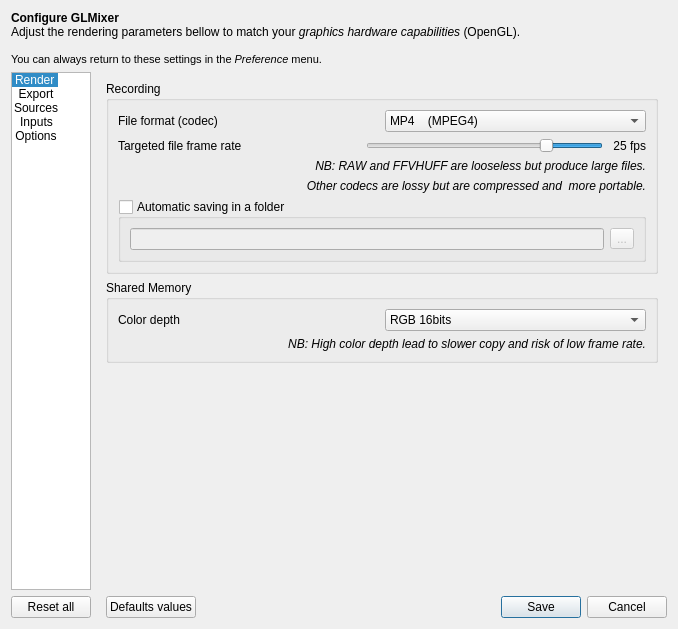
The window that src/UserPreferencesDialog.ui (markus-wa/glmixer-mirror) describes before a commit, drawn with Qt 5.
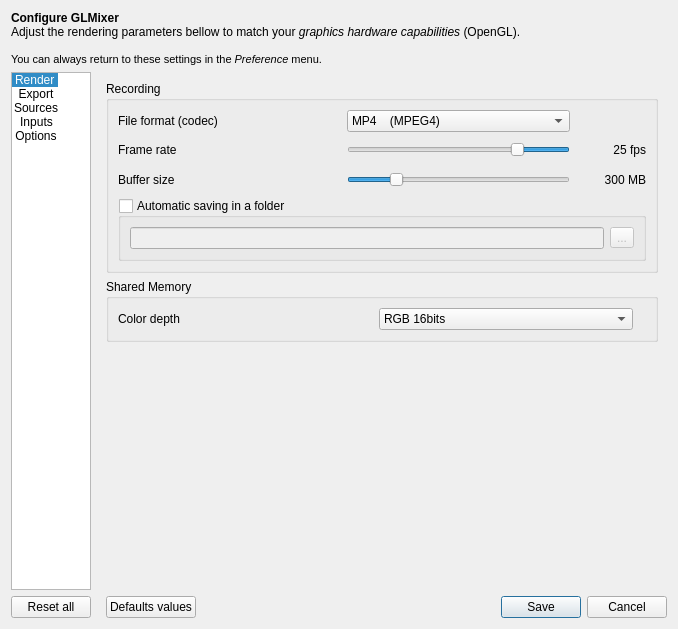
The same window after the commit. The open tabs and pages were chosen to show the change. Icons and pictures are not drawn. Custom widgets are drawn as their Qt base class.

Commit message: Implementation of user configuration of the recording buffer size.

```diff
--- a/src/UserPreferencesDialog.ui
+++ b/src/UserPreferencesDialog.ui
@@ -782,8 +782,8 @@
              </property>
              <layout class="QVBoxLayout" name="verticalLayout_10">
               <item>
-               <layout class="QHBoxLayout" name="horizontalLayout_4">
-                <item>
+               <layout class="QGridLayout" name="gridLayout_3">
+                <item row="0" column="0">
                  <widget class="QLabel" name="label_5">
                   <property name="text">
                    <string>File format (codec)</string>
@@ -793,7 +793,7 @@
                   </property>
                  </widget>
                 </item>
-                <item>
+                <item row="0" column="1">
                  <widget class="QComboBox" name="recordingFormatSelection">
                   <property name="toolTip">
                    <string>Select the recording Codec</string>
@@ -838,30 +838,60 @@
                   </item>
                  </widget>
                 </item>
-               </layout>
-              </item>
-              <item>
-               <layout class="QHBoxLayout" name="horizontalLayoutFPS">
-                <property name="spacing">
-                 <number>10</number>
-                </property>
-                <item>
+                <item row="0" column="2">
+                 <widget class="QLabel" name="label_17">
+                  <property name="enabled">
+                   <bool>true</bool>
+                  </property>
+                  <property name="sizePolicy">
+                   <sizepolicy hsizetype="Fixed" vsizetype="Preferred">
+                    <horstretch>0</horstretch>
+                    <verstretch>0</verstretch>
+                   </sizepolicy>
+                  </property>
+                  <property name="toolTip">
+                   <string>&lt;html&gt;&lt;head/&gt;&lt;body&gt;&lt;p&gt;RAW and FFVHUFF are looseless but produce large files (slower).&lt;/p&gt;&lt;p&gt;Other codecs are lossy but are compressed and more portable.&lt;/p&gt;&lt;/body&gt;&lt;/html&gt;</string>
+                  </property>
+                  <property name="text">
+                   <string notr="true"/>
+                  </property>
+                  <property name="pixmap">
+                   <pixmap resource="../icons.qrc">:/glmixer/icons/info.png</pixmap>
+                  </property>
+                  <property name="scaledContents">
+                   <bool>true</bool>
+                  </property>
+                  <property name="alignment">
+                   <set>Qt::AlignRight|Qt::AlignTrailing|Qt::AlignVCenter</set>
+                  </property>
+                  <property name="indent">
+                   <number>0</number>
+                  </property>
+                 </widget>
+                </item>
+                <item row="1" column="0">
                  <widget class="QLabel" name="targetfps">
                   <property name="sizePolicy">
-                   <sizepolicy hsizetype="Expanding" vsizetype="Preferred">
+                   <sizepolicy hsizetype="MinimumExpanding" vsizetype="Preferred">
                     <horstretch>0</horstretch>
                     <verstretch>0</verstretch>
                    </sizepolicy>
                   </property>
+                  <property name="minimumSize">
+                   <size>
+                    <width>0</width>
+                    <height>24</height>
+                   </size>
+                  </property>
                   <property name="text">
-                   <string>Targeted file frame rate  </string>
+                   <string>Frame rate  </string>
                   </property>
                   <property name="buddy">
                    <cstring>recordingUpdatePeriod</cstring>
                   </property>
                  </widget>
                 </item>
-                <item>
+                <item row="1" column="1">
                  <widget class="QSlider" name="recordingUpdatePeriod">
                   <property name="sizePolicy">
                    <sizepolicy hsizetype="Expanding" vsizetype="Fixed">
@@ -892,7 +922,7 @@
                   </property>
                  </widget>
                 </item>
-                <item>
+                <item row="1" column="2">
                  <widget class="QLabel" name="recordingFrameRateString">
                   <property name="text">
                    <string notr="true">25 fps</string>
@@ -902,34 +932,71 @@
                   </property>
                  </widget>
                 </item>
+                <item row="2" column="0">
+                 <widget class="QLabel" name="label_18">
+                  <property name="sizePolicy">
+                   <sizepolicy hsizetype="Expanding" vsizetype="Preferred">
+                    <horstretch>0</horstretch>
+                    <verstretch>0</verstretch>
+                   </sizepolicy>
+                  </property>
+                  <property name="minimumSize">
+                   <size>
+                    <width>0</width>
+                    <height>24</height>
+                   </size>
+                  </property>
+                  <property name="text">
+                   <string>Buffer size</string>
+                  </property>
+                 </widget>
+                </item>
+                <item row="2" column="1">
+                 <widget class="QSlider" name="recordingBufferSize">
+                  <property name="toolTip">
+                   <string>&lt;html&gt;&lt;head/&gt;&lt;body&gt;&lt;p&gt;How much RAM it can use to store images before writing to disk.&lt;/p&gt;&lt;/body&gt;&lt;/html&gt;</string>
+                  </property>
+                  <property name="minimum">
+                   <number>0</number>
+                  </property>
+                  <property name="maximum">
+                   <number>100</number>
+                  </property>
+                  <property name="singleStep">
+                   <number>5</number>
+                  </property>
+                  <property name="pageStep">
+                   <number>50</number>
+                  </property>
+                  <property name="value">
+                   <number>20</number>
+                  </property>
+                  <property name="orientation">
+                   <enum>Qt::Horizontal</enum>
+                  </property>
+                  <property name="tickPosition">
+                   <enum>QSlider::NoTicks</enum>
+                  </property>
+                 </widget>
+                </item>
+                <item row="2" column="2">
+                 <widget class="QLabel" name="recordingBuffersizeString">
+                  <property name="minimumSize">
+                   <size>
+                    <width>70</width>
+                    <height>0</height>
+                   </size>
+                  </property>
+                  <property name="text">
+                   <string notr="true">300 MB</string>
+                  </property>
+                  <property name="alignment">
+                   <set>Qt::AlignRight|Qt::AlignTrailing|Qt::AlignVCenter</set>
+                  </property>
+                 </widget>
+                </item>
                </layout>
               </item>
-              <item>
-               <widget class="QLabel" name="warning1">
-                <property name="styleSheet">
-                 <string notr="true">font: italic 9pt;</string>
-                </property>
-                <property name="text">
-                 <string>NB: RAW and FFVHUFF are looseless but produce large files.</string>
-                </property>
-                <property name="alignment">
-                 <set>Qt::AlignRight|Qt::AlignTrailing|Qt::AlignVCenter</set>
-                </property>
-               </widget>
-              </item>
-              <item>
-               <widget class="QLabel" name="warning2">
-                <property name="styleSheet">
-                 <string notr="true">font: italic 9pt;</string>
-                </property>
-                <property name="text">
-                 <string>Other codecs are lossy but are compressed and  more portable.</string>
-                </property>
-                <property name="alignment">
-                 <set>Qt::AlignRight|Qt::AlignTrailing|Qt::AlignVCenter</set>
-                </property>
-               </widget>
-              </item>
               <item>
                <widget class="QGroupBox" name="recordingFolderBox">
                 <property name="toolTip">
@@ -1013,21 +1080,24 @@
                   </item>
                  </widget>
                 </item>
+                <item>
+                 <widget class="QLabel" name="label_19">
+                  <property name="sizePolicy">
+                   <sizepolicy hsizetype="Maximum" vsizetype="Preferred">
+                    <horstretch>0</horstretch>
+                    <verstretch>0</verstretch>
+                   </sizepolicy>
+                  </property>
+                  <property name="toolTip">
+                   <string>NB: High color depth lead to slower copy and risk of low frame rate.</string>
+                  </property>
+                  <property name="pixmap">
+                   <pixmap resource="../icons.qrc">:/glmixer/icons/info.png</pixmap>
+                  </property>
+                 </widget>
+                </item>
                </layout>
               </item>
-              <item>
-               <widget class="QLabel" name="label_6">
-                <property name="styleSheet">
-                 <string notr="true">font: italic 9pt;</string>
-                </property>
-                <property name="text">
-                 <string>NB: High color depth lead to slower copy and risk of low frame rate.</string>
-                </property>
-                <property name="alignment">
-                 <set>Qt::AlignRight|Qt::AlignTrailing|Qt::AlignVCenter</set>
-                </property>
-               </widget>
-              </item>
              </layout>
             </widget>
            </item>
@@ -1220,7 +1290,17 @@
                 <item>
                  <widget class="QLabel" name="MemoryUsageMaximumLabel">
                   <property name="text">
-                   <string>111MB</string>
+                   <string notr="true">111 MB</string>
+                  </property>
+                 </widget>
+                </item>
+                <item>
+                 <widget class="QLabel" name="label_6">
+                  <property name="toolTip">
+                   <string>&lt;html&gt;&lt;head/&gt;&lt;body&gt;&lt;p&gt;Buffers are used to load frames in memory before display.&lt;br/&gt;Indicate how much RAM you can afford for each video file.&lt;/p&gt;&lt;/body&gt;&lt;/html&gt;</string>
+                  </property>
+                  <property name="pixmap">
+                   <pixmap resource="../icons.qrc">:/glmixer/icons/info.png</pixmap>
                   </property>
                  </widget>
                 </item>
```
Left out of the diff: 82 changed lines with no effect on the pictures. The commit also changes 11 other files.
